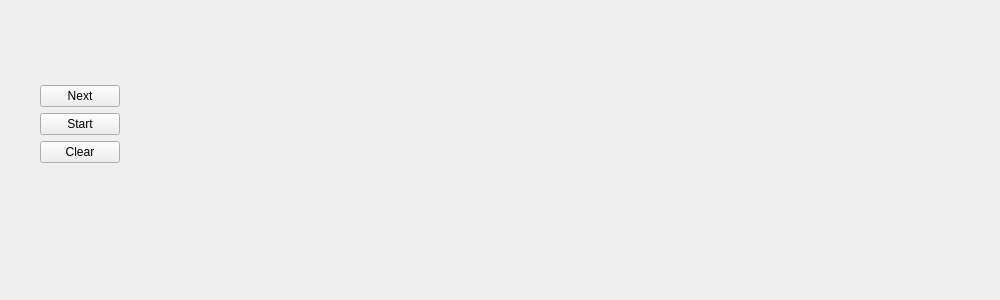
Qt form Life_Game/gamewindow.ui (Grenka054/Conway-s-Game-of-Life) before a commit.
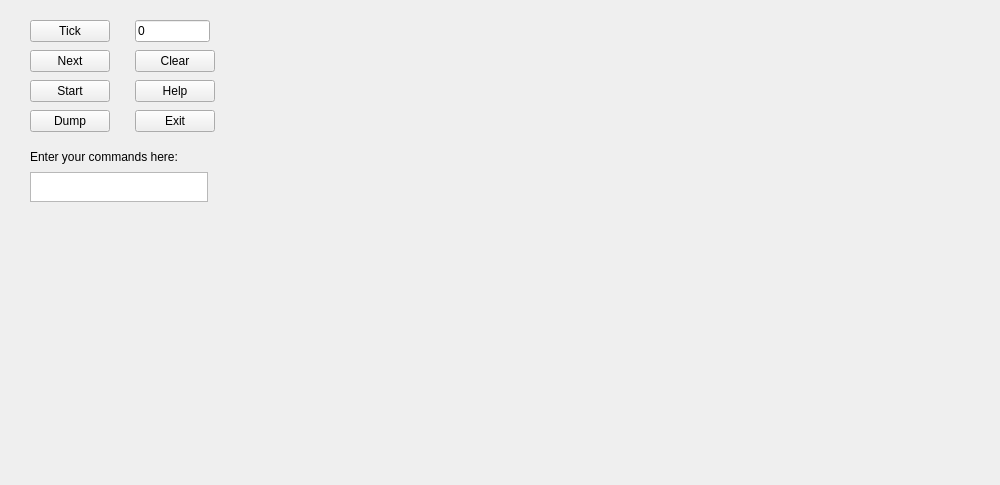
The same form after that commit.

```diff
--- a/Life_Game/gamewindow.ui
+++ b/Life_Game/gamewindow.ui
@@ -7,7 +7,7 @@
     <x>0</x>
     <y>0</y>
     <width>1000</width>
-    <height>300</height>
+    <height>485</height>
    </rect>
   </property>
   <property name="sizePolicy">
@@ -16,6 +16,12 @@
     <verstretch>0</verstretch>
    </sizepolicy>
   </property>
+  <property name="minimumSize">
+   <size>
+    <width>240</width>
+    <height>240</height>
+   </size>
+  </property>
   <property name="windowTitle">
    <string>GameWindow</string>
   </property>
@@ -35,13 +41,16 @@
    <widget class="QWidget" name="horizontalLayoutWidget">
     <property name="geometry">
      <rect>
-      <x>10</x>
-      <y>10</y>
-      <width>907</width>
-      <height>251</height>
+      <x>0</x>
+      <y>0</y>
+      <width>851</width>
+      <height>395</height>
      </rect>
     </property>
-    <layout class="QHBoxLayout" name="mainLayout" stretch="12,1">
+    <layout class="QHBoxLayout" name="mainLayout" stretch="12,0">
+     <property name="spacing">
+      <number>0</number>
+     </property>
      <property name="sizeConstraint">
       <enum>QLayout::SetFixedSize</enum>
      </property>
@@ -49,7 +58,10 @@
       <number>30</number>
      </property>
      <item>
-      <layout class="QGridLayout" name="gridLayout">
+      <layout class="QVBoxLayout" name="verticalLayout">
+       <property name="spacing">
+        <number>0</number>
+       </property>
        <property name="sizeConstraint">
         <enum>QLayout::SetDefaultConstraint</enum>
        </property>
@@ -57,82 +69,59 @@
         <number>0</number>
        </property>
        <property name="topMargin">
-        <number>15</number>
+        <number>0</number>
        </property>
        <property name="rightMargin">
-        <number>15</number>
+        <number>0</number>
        </property>
        <property name="bottomMargin">
-        <number>15</number>
-       </property>
-       <property name="spacing">
         <number>0</number>
        </property>
+       <item>
+        <layout class="QGridLayout" name="gridLayout">
+         <property name="sizeConstraint">
+          <enum>QLayout::SetMaximumSize</enum>
+         </property>
+         <property name="leftMargin">
+          <number>15</number>
+         </property>
+         <property name="topMargin">
+          <number>15</number>
+         </property>
+         <property name="rightMargin">
+          <number>15</number>
+         </property>
+         <property name="bottomMargin">
+          <number>15</number>
+         </property>
+         <property name="spacing">
+          <number>0</number>
+         </property>
+        </layout>
+       </item>
+       <item>
+        <spacer name="verticalSpacer">
+         <property name="orientation">
+          <enum>Qt::Vertical</enum>
+         </property>
+         <property name="sizeHint" stdset="0">
+          <size>
+           <width>20</width>
+           <height>0</height>
+          </size>
+         </property>
+        </spacer>
+       </item>
       </layout>
      </item>
      <item>
-      <layout class="QVBoxLayout" name="verticalLayout">
-       <property name="sizeConstraint">
-        <enum>QLayout::SetMinimumSize</enum>
+      <layout class="QVBoxLayout" name="verticalLayout_2">
+       <property name="spacing">
+        <number>8</number>
        </property>
        <property name="leftMargin">
-        <number>15</number>
+        <number>0</number>
        </property>
-       <property name="topMargin">
-        <number>15</number>
-       </property>
-       <property name="rightMargin">
-        <number>15</number>
-       </property>
-       <property name="bottomMargin">
-        <number>15</number>
-       </property>
-       <item>
-        <spacer name="verticalSpacer">
-         <property name="orientation">
-          <enum>Qt::Vertical</enum>
-         </property>
-         <property name="sizeHint" stdset="0">
-          <size>
-           <width>20</width>
-           <height>60</height>
-          </size>
-         </property>
-        </spacer>
-       </item>
-       <item>
-        <widget class="QPushButton" name="nextButton">
-         <property name="sizePolicy">
-          <sizepolicy hsizetype="Fixed" vsizetype="Fixed">
-           <horstretch>0</horstretch>
-           <verstretch>0</verstretch>
-          </sizepolicy>
-         </property>
-         <property name="text">
-          <string>Next</string>
-         </property>
-        </widget>
-       </item>
-       <item>
-        <widget class="QPushButton" name="autoButton">
-         <property name="sizePolicy">
-          <sizepolicy hsizetype="Fixed" vsizetype="Fixed">
-           <horstretch>0</horstretch>
-           <verstretch>0</verstretch>
-          </sizepolicy>
-         </property>
-         <property name="text">
-          <string>Start</string>
-         </property>
-        </widget>
-       </item>
-       <item>
-        <widget class="QPushButton" name="clearButton">
-         <property name="text">
-          <string>Clear</string>
-         </property>
-        </widget>
-       </item>
        <item>
         <spacer name="verticalSpacer_2">
          <property name="orientation">
@@ -141,7 +130,161 @@
          <property name="sizeHint" stdset="0">
           <size>
            <width>20</width>
-           <height>40</height>
+           <height>20</height>
+          </size>
+         </property>
+        </spacer>
+       </item>
+       <item>
+        <layout class="QFormLayout" name="formLayout_3">
+         <property name="sizeConstraint">
+          <enum>QLayout::SetFixedSize</enum>
+         </property>
+         <property name="fieldGrowthPolicy">
+          <enum>QFormLayout::FieldsStayAtSizeHint</enum>
+         </property>
+         <property name="horizontalSpacing">
+          <number>25</number>
+         </property>
+         <item row="0" column="0">
+          <widget class="QPushButton" name="tickButton">
+           <property name="sizePolicy">
+            <sizepolicy hsizetype="Maximum" vsizetype="Fixed">
+             <horstretch>0</horstretch>
+             <verstretch>0</verstretch>
+            </sizepolicy>
+           </property>
+           <property name="maximumSize">
+            <size>
+             <width>16666666</width>
+             <height>16777215</height>
+            </size>
+           </property>
+           <property name="text">
+            <string>Tick</string>
+           </property>
+          </widget>
+         </item>
+         <item row="0" column="1">
+          <widget class="QLineEdit" name="tickLine">
+           <property name="sizePolicy">
+            <sizepolicy hsizetype="Maximum" vsizetype="Fixed">
+             <horstretch>0</horstretch>
+             <verstretch>0</verstretch>
+            </sizepolicy>
+           </property>
+           <property name="maximumSize">
+            <size>
+             <width>75</width>
+             <height>16777215</height>
+            </size>
+           </property>
+           <property name="text">
+            <string>0</string>
+           </property>
+          </widget>
+         </item>
+         <item row="1" column="0">
+          <widget class="QPushButton" name="nextButton">
+           <property name="sizePolicy">
+            <sizepolicy hsizetype="Minimum" vsizetype="Fixed">
+             <horstretch>0</horstretch>
+             <verstretch>0</verstretch>
+            </sizepolicy>
+           </property>
+           <property name="text">
+            <string>Next</string>
+           </property>
+          </widget>
+         </item>
+         <item row="1" column="1">
+          <widget class="QPushButton" name="clearButton">
+           <property name="text">
+            <string>Clear</string>
+           </property>
+          </widget>
+         </item>
+         <item row="2" column="0">
+          <widget class="QPushButton" name="autoButton">
+           <property name="sizePolicy">
+            <sizepolicy hsizetype="Minimum" vsizetype="Fixed">
+             <horstretch>0</horstretch>
+             <verstretch>0</verstretch>
+            </sizepolicy>
+           </property>
+           <property name="text">
+            <string>Start</string>
+           </property>
+          </widget>
+         </item>
+         <item row="2" column="1">
+          <widget class="QPushButton" name="helpButton">
+           <property name="text">
+            <string>Help</string>
+           </property>
+          </widget>
+         </item>
+         <item row="3" column="0">
+          <widget class="QPushButton" name="dumpButton">
+           <property name="text">
+            <string>Dump</string>
+           </property>
+          </widget>
+         </item>
+         <item row="3" column="1">
+          <widget class="QPushButton" name="exitButton">
+           <property name="text">
+            <string>Exit</string>
+           </property>
+          </widget>
+         </item>
+        </layout>
+       </item>
+       <item>
+        <spacer name="verticalSpacer_4">
+         <property name="orientation">
+          <enum>Qt::Vertical</enum>
+         </property>
+         <property name="sizeHint" stdset="0">
+          <size>
+           <width>20</width>
+           <height>10</height>
+          </size>
+         </property>
+        </spacer>
+       </item>
+       <item>
+        <widget class="QLabel" name="label">
+         <property name="text">
+          <string>Enter your commands here:</string>
+         </property>
+        </widget>
+       </item>
+       <item>
+        <widget class="QTextEdit" name="textEdit">
+         <property name="sizePolicy">
+          <sizepolicy hsizetype="Maximum" vsizetype="Expanding">
+           <horstretch>0</horstretch>
+           <verstretch>0</verstretch>
+          </sizepolicy>
+         </property>
+         <property name="maximumSize">
+          <size>
+           <width>178</width>
+           <height>30</height>
+          </size>
+         </property>
+        </widget>
+       </item>
+       <item>
+        <spacer name="verticalSpacer_3">
+         <property name="orientation">
+          <enum>Qt::Vertical</enum>
+         </property>
+         <property name="sizeHint" stdset="0">
+          <size>
+           <width>20</width>
+           <height>50</height>
           </size>
          </property>
         </spacer>
```
